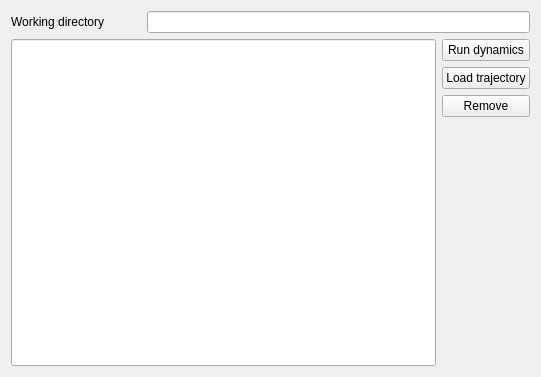
Above: PyMOL/Enlighten/windows/dynamics.ui from vanderkamp/enlighten2 before the change. Below: the same form after it.
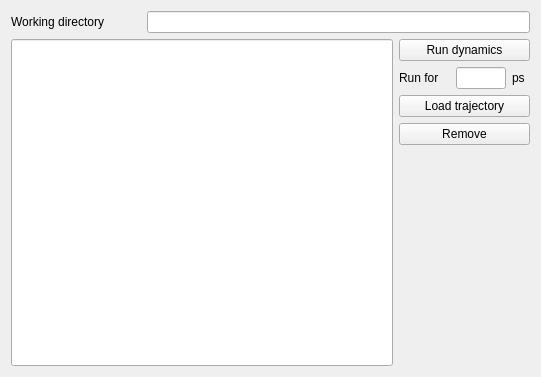
That is the form after the change. Custom widgets are drawn as their Qt base class.

Commit message: Add simulation time input input field to dynamics tab

Patch:
```diff
--- a/PyMOL/Enlighten/windows/dynamics.ui
+++ b/PyMOL/Enlighten/windows/dynamics.ui
@@ -70,13 +70,86 @@
            <verstretch>0</verstretch>
           </sizepolicy>
          </property>
+         <property name="minimumSize">
+          <size>
+           <width>131</width>
+           <height>0</height>
+          </size>
+         </property>
          <property name="text">
           <string>Run dynamics</string>
          </property>
         </widget>
        </item>
+       <item>
+        <layout class="QHBoxLayout" name="timeLayout">
+         <item>
+          <widget class="QLabel" name="timeLabel1">
+           <property name="sizePolicy">
+            <sizepolicy hsizetype="Fixed" vsizetype="Preferred">
+             <horstretch>0</horstretch>
+             <verstretch>0</verstretch>
+            </sizepolicy>
+           </property>
+           <property name="maximumSize">
+            <size>
+             <width>51</width>
+             <height>16777215</height>
+            </size>
+           </property>
+           <property name="text">
+            <string>Run for</string>
+           </property>
+          </widget>
+         </item>
+         <item>
+          <widget class="QLineEdit" name="timeEdit">
+           <property name="sizePolicy">
+            <sizepolicy hsizetype="Fixed" vsizetype="Fixed">
+             <horstretch>0</horstretch>
+             <verstretch>0</verstretch>
+            </sizepolicy>
+           </property>
+           <property name="maximumSize">
+            <size>
+             <width>50</width>
+             <height>16777215</height>
+            </size>
+           </property>
+           <property name="alignment">
+            <set>Qt::AlignRight|Qt::AlignTrailing|Qt::AlignVCenter</set>
+           </property>
+          </widget>
+         </item>
+         <item>
+          <widget class="QLabel" name="timeLabel2">
+           <property name="sizePolicy">
+            <sizepolicy hsizetype="Fixed" vsizetype="Preferred">
+             <horstretch>0</horstretch>
+             <verstretch>0</verstretch>
+            </sizepolicy>
+           </property>
+           <property name="maximumSize">
+            <size>
+             <width>16</width>
+             <height>16777215</height>
+            </size>
+           </property>
+           <property name="text">
+            <string>ps</string>
+           </property>
+          </widget>
+         </item>
+        </layout>
+       </item>
        <item>
         <widget class="QPushButton" name="loadButton">
+         <property name="minimumSize">
+          <size>
+           <width>131</width>
+           <height>0</height>
+          </size>
+         </property>
          <property name="text">
           <string>Load trajectory</string>
          </property>
@@ -84,6 +157,24 @@
        </item>
        <item>
         <widget class="QPushButton" name="removeButton">
+         <property name="sizePolicy">
+          <sizepolicy hsizetype="Minimum" vsizetype="Fixed">
+           <horstretch>0</horstretch>
+           <verstretch>0</verstretch>
+          </sizepolicy>
+         </property>
+         <property name="minimumSize">
+          <size>
+           <width>131</width>
+           <height>0</height>
+          </size>
+         </property>
+         <property name="maximumSize">
+          <size>
+           <width>16777215</width>
+           <height>16777215</height>
+          </size>
+         </property>
          <property name="text">
           <string>Remove</string>
          </property>
```
The commit also changes 1 other file.
